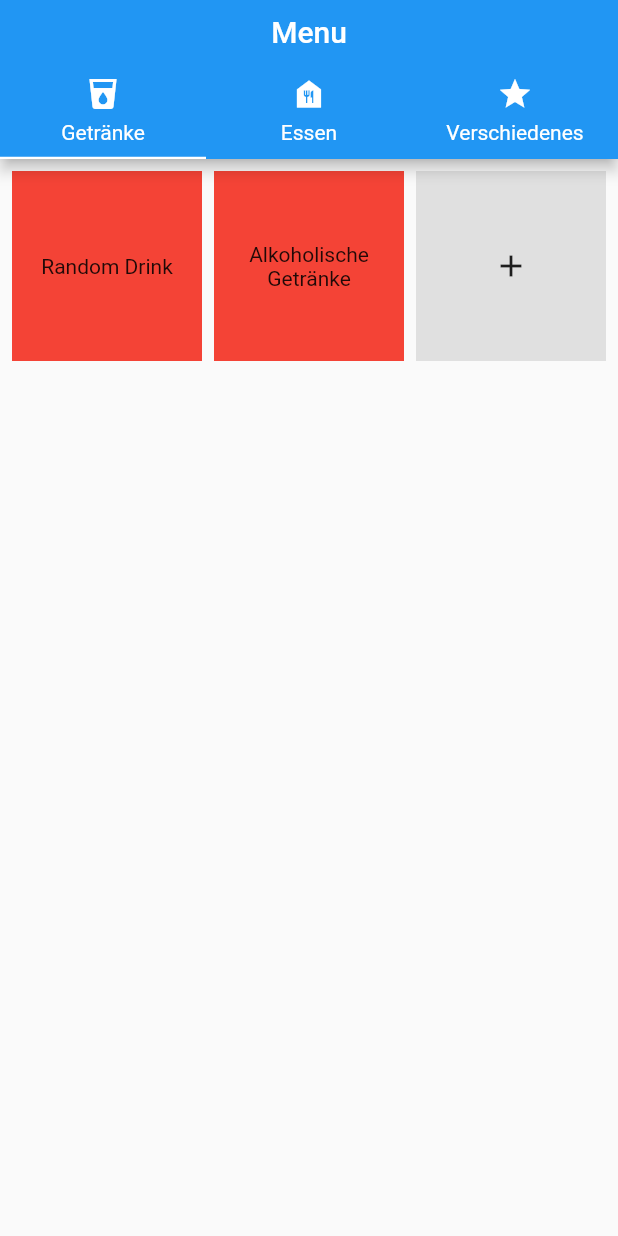
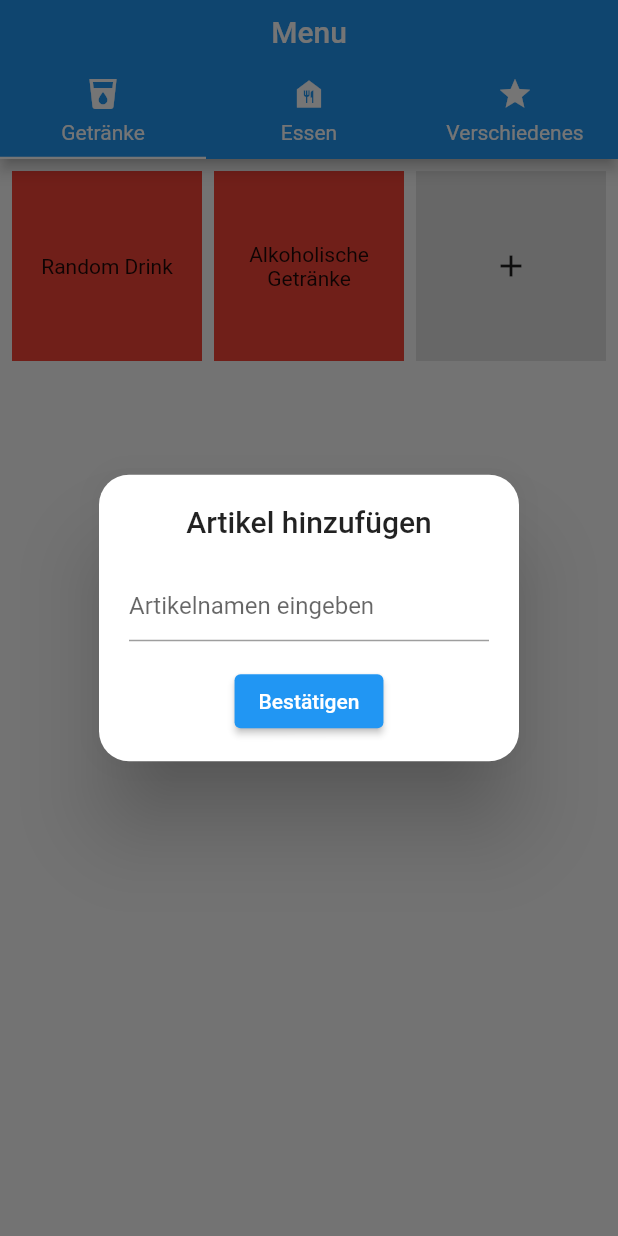
Before and after one commit to Tom-Waw/pos-shisha, a Flutter app: the screen it shows after launch, after a tap on the "add" icon, on a phone screen of 412 x 824 dp. Run offline on Flutter 3.47's test engine with Material 2 defaults, Android fonts, the light colour scheme and no system bars; our stand-ins replace firebase_core, get, logger; accounts and stored records are empty.

Commit message:
add: remove and add feature for menu

```diff
--- a/lib/menu/controller/menu_controller.dart
+++ b/lib/menu/controller/menu_controller.dart
@@ -1,5 +1,4 @@
-import 'package:get/get_state_manager/get_state_manager.dart';
-import 'package:get/state_manager.dart';
+import 'package:get/get.dart';
 import 'package:pos_shisha_bar/helpers/utils.dart';
 
 import '../data.dart';
@@ -8,7 +7,9 @@ class MenuController extends GetxController {
   late final Rx<Menu> _drinks;
   late final Rx<Menu> _food;
   late final Rx<Menu> _other;
-  var _activeMenu = 0.obs;
+  final _activeMenu = 0.obs;
+
+  Rx<SubMenu?> _tempMenu = null.obs;
 
   MenuController() {
     List<Menu> menus = Utils.loadMenus();
@@ -20,20 +21,46 @@ class MenuController extends GetxController {
   List<Rx<Menu>> get menus => [_drinks, _food, _other];
   Rx<Menu> get current => menus[_activeMenu.value];
 
-  List<MenuElement> get display => current.value.activationStack.fold(
-      current.value.items, (prev, element) => (prev[element] as SubMenu).items);
+  SubMenu get display =>
+      _tempMenu.value ??
+      current.value.activationStack.fold<SubMenu>(
+        current.value,
+        (prev, element) => (prev.items[element] as SubMenu),
+      );
 
   void selectMenu(Rx<Menu> menu) {
-    _activeMenu = menus.indexOf(menu).obs;
+    _activeMenu(menus.indexOf(menu));
   }
 
   bool get isRoot => current.value.activationStack.isEmpty;
 
-  void back() {
-    current.value.activationStack.removeLast();
-  }
+  void back() => current.update(
+        (Menu? menu) {
+          menu?.activationStack.removeLast();
+        },
+      );
 
-  void enter(SubMenu item) {
-    current.value.activationStack.add(current.value.items.indexOf(item));
-  }
+  void enter(SubMenu item) => current.update(
+        (Menu? menu) {
+          if (menu == null) return;
+          menu.activationStack.add(menu.items.indexOf(item));
+        },
+      );
+
+  void addItem(MenuElement item) => current.update(
+        (SubMenu? menu) {
+          display.items.add(item);
+        },
+      );
+
+  void removeItem(MenuElement item) => current.update(
+        (SubMenu? menu) {
+          display.items.remove(item);
+        },
+      );
+
+  // void enterTempCreate(MenuElement item) {
+  //   _tempMenu = SubMenu(name: item.name, items: []).obs;
+
+  // }
 }
--- a/lib/menu/pages/menu_page.dart
+++ b/lib/menu/pages/menu_page.dart
@@ -1,10 +1,5 @@
 import 'package:flutter/material.dart';
-import 'package:get/get.dart';
 
-import '../controller/menu_controller.dart';
-import '../data.dart';
-
-import '../services/api_service.dart';
 import '../widgets/menu_view.dart';
 import '../widgets/menu_tabbar.dart';
 
--- a/lib/menu/widgets/menu_item_box.dart
+++ b/lib/menu/widgets/menu_item_box.dart
@@ -1,5 +1,7 @@
 import 'package:flutter/material.dart';
+import 'package:get/get.dart';
 
+import '../controller/menu_controller.dart';
 import '../data.dart';
 
 class MenuItemBox extends StatelessWidget {
@@ -9,11 +11,50 @@ class MenuItemBox extends StatelessWidget {
 
   @override
   Widget build(BuildContext context) {
-    return Container(
-      decoration: const BoxDecoration(
-        color: Colors.red,
+    final menuController = Get.find<MenuController>();
+
+    return GestureDetector(
+      onTap: () =>
+          item is SubMenu ? menuController.enter(item as SubMenu) : null,
+      // onDoubleTap: () {
+      //   if (item is SubMenu) menuController.enter(item as SubMenu);
+
+      //   SubMenu menu = SubMenu(name: item.name, items: []);
+
+      // },
+      onLongPress: () => Get.defaultDialog(
+        title: "Artikel entfernen",
+        titlePadding: const EdgeInsets.symmetric(vertical: 20.0),
+        middleText:
+            "Sind Sie sich sicher, dass dieser Artikel von der Karte entfernt werden soll?",
+        contentPadding: const EdgeInsets.symmetric(horizontal: 20.0),
+        confirm: Padding(
+          padding: const EdgeInsets.only(bottom: 20.0),
+          child: ElevatedButton(
+            onPressed: () {
+              menuController.removeItem(item);
+              Get.back();
+            },
+            child: const Text("Bestätigen"),
+          ),
+        ),
+        cancel: Padding(
+          padding: const EdgeInsets.only(bottom: 20.0),
+          child: ElevatedButton(
+            style: ElevatedButton.styleFrom(backgroundColor: Colors.red),
+            onPressed: () {
+              Get.back();
+            },
+            child: const Text("Abbrechen"),
+          ),
+        ),
       ),
-      child: Center(child: Text(item.name, textAlign: TextAlign.center)),
+      child: Container(
+        decoration: const BoxDecoration(
+          color: Colors.red,
+        ),
+        child: Center(child: Text(item.name, textAlign: TextAlign.center)),
+      ),
     );
   }
 }
--- /dev/null
+++ b/lib/menu/widgets/menu_item_form.dart
@@ -0,0 +1,57 @@
+import 'package:flutter/material.dart';
+import 'package:get/get.dart';
+
+import '../controller/menu_controller.dart';
+import '../data.dart';
+
+class MenuItemForm extends StatefulWidget {
+  const MenuItemForm({super.key});
+
+  @override
+  State<MenuItemForm> createState() => _MenuItemStateForm();
+}
+
+class _MenuItemStateForm extends State<MenuItemForm> {
+  final GlobalKey<FormState> _formKey = GlobalKey<FormState>();
+
+  final TextEditingController _nameController = TextEditingController();
+
+  @override
+  Widget build(BuildContext context) {
+    final menuController = Get.find<MenuController>();
+
+    return Form(
+      key: _formKey,
+      child: Column(
+        children: [
+          TextFormField(
+            decoration: const InputDecoration(
+              hintText: "Artikelnamen eingeben",
+            ),
+            controller: _nameController,
+            validator: (String? value) {
+              if (value == null || value.isEmpty) {
+                return "Bitte geben Sie einen Namen an";
+              }
+              return null;
+            },
+          ),
+          Padding(
+            padding: const EdgeInsets.only(top: 16.0),
+            child: ElevatedButton(
+              onPressed: () {
+                if (_formKey.currentState!.validate()) {
+                  menuController.addItem(
+                    MenuElement(name: _nameController.text),
+                  );
+                  Get.back();
+                }
+              },
+              child: const Text("Bestätigen"),
+            ),
+          ),
+        ],
+      ),
+    );
+  }
+}
--- a/lib/menu/widgets/menu_view.dart
+++ b/lib/menu/widgets/menu_view.dart
@@ -1,8 +1,8 @@
 import 'package:flutter/material.dart';
 import 'package:get/get.dart';
+import 'package:pos_shisha_bar/menu/widgets/menu_item_form.dart';
 
 import '../controller/menu_controller.dart';
-import '../data.dart';
 
 import './menu_item_box.dart';
 
@@ -13,7 +13,7 @@ class MenuView extends StatelessWidget {
   Widget build(BuildContext context) {
     final menuController = Get.find<MenuController>();
 
-    return GridView.count(
+    return Obx(() => GridView.count(
             padding: const EdgeInsets.all(8.0),
             crossAxisCount: 3,
             crossAxisSpacing: 8.0,
@@ -21,26 +21,27 @@ class MenuView extends StatelessWidget {
             children: [
               if (!menuController.isRoot)
                 InkWell(
-              onTap: menuController.back,
+                  onTap: () => menuController.back(),
                   child: Ink(
                     color: Colors.grey[300],
                     child: const Center(child: Icon(Icons.arrow_back)),
                   ),
                 ),
-          ...menuController.display
-              .map((item) => GestureDetector(
-                    onTap: () =>
-                        item is SubMenu ? menuController.enter(item) : null,
-                    child: MenuItemBox(item: item),
-                  ))
+              ...menuController.display.items
+                  .map((item) => MenuItemBox(item: item))
                   .toList(),
               InkWell(
-            onTap: () {},
+                onTap: () => Get.defaultDialog(
+                  title: "Artikel hinzufügen",
+                  titlePadding: const EdgeInsets.symmetric(vertical: 20.0),
+                  contentPadding: const EdgeInsets.symmetric(horizontal: 20.0),
+                  content: const MenuItemForm(),
+                ),
                 child: Ink(
                   color: Colors.grey[300],
                   child: const Center(child: Icon(Icons.add)),
                 ),
               )
-        ]);
+            ]));
   }
 }
```
Also changed, not shown: 4 other files. Lines whose indentation alone changed are shown as unchanged.
